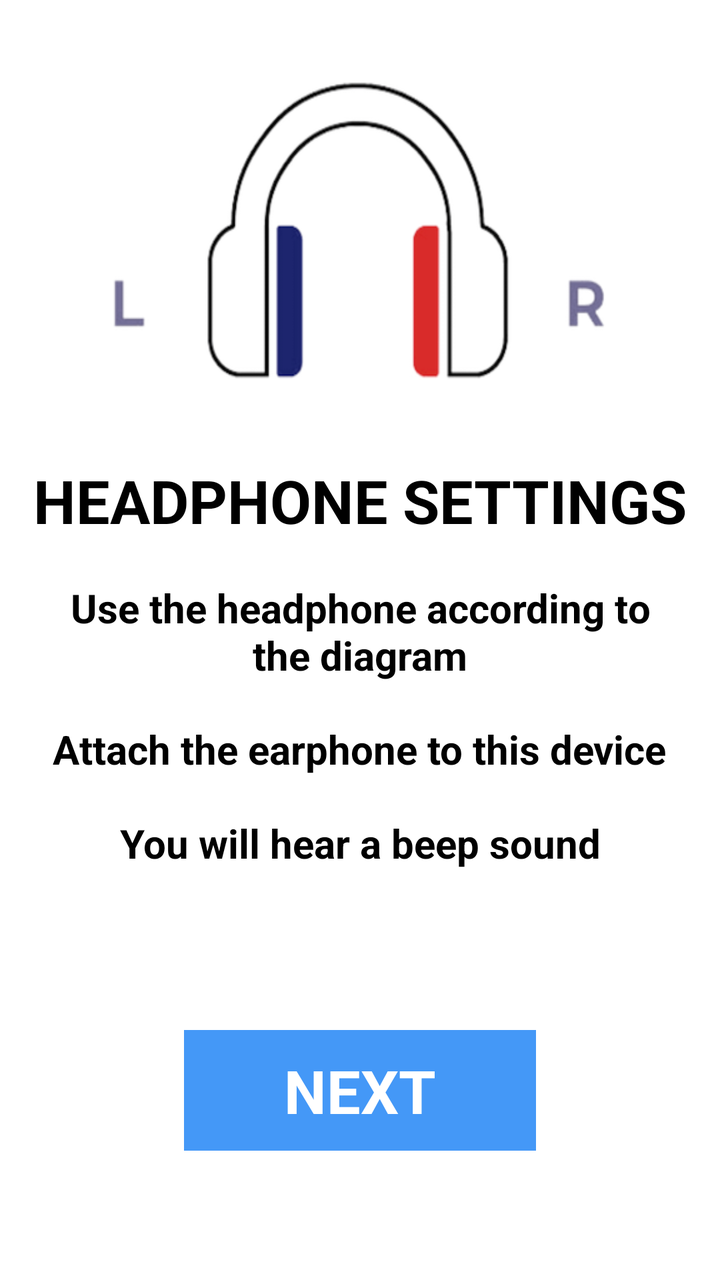
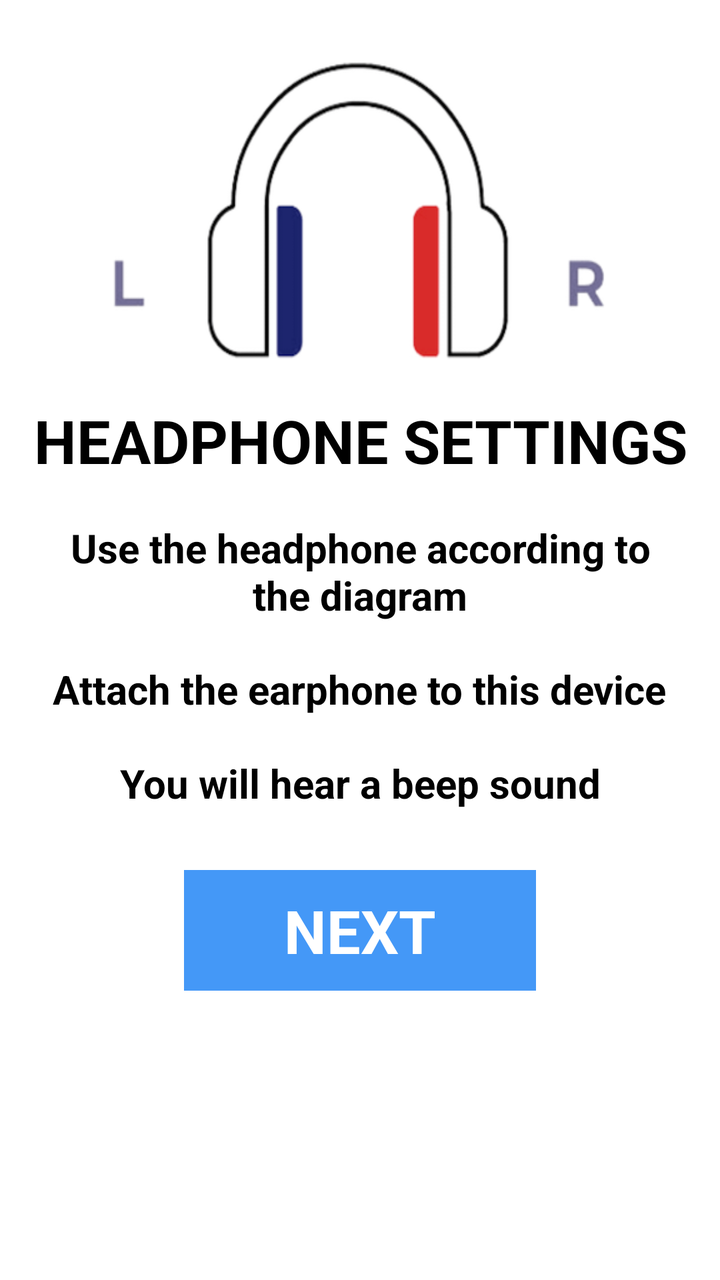

Before-and-after screenshots of an Android layout around one commit, followed by the original layout XML and the change that was made.
<!-- AndroidManifest.xml: application theme Theme.IAhead -->
<!-- res/layout/activity_headphonesetting.xml -->
<?xml version="1.0" encoding="utf-8"?>
<RelativeLayout xmlns:android="http://schemas.android.com/apk/res/android"
    android:layout_width="match_parent"
    android:layout_height="match_parent">

    <LinearLayout
        android:layout_width="match_parent"
        android:layout_height="match_parent"
        android:orientation="vertical">

    <ImageView
        android:layout_gravity="center_horizontal"
        android:id="@+id/iv_setting"
        android:layout_marginTop="40dp"
        android:background="@drawable/setting"
        android:layout_width="250dp"
        android:layout_height="150dp"/>

    <TextView
        android:layout_width="wrap_content"
        android:layout_height="wrap_content"
        android:text="HEADPHONE SETTINGS"
        android:textStyle="bold"
        android:textSize="30dp"
        android:textColor="@color/black"
        android:layout_marginTop="40dp"
        android:layout_gravity="center_horizontal"/>

    <TextView
        android:textStyle="bold"
        android:gravity="center_horizontal"
        android:layout_width="wrap_content"
        android:layout_height="wrap_content"
        android:text="Use the headphone according to the diagram"
        android:textSize="20dp"
        android:layout_marginLeft="20dp"
        android:layout_marginRight="20dp"
        android:textColor="@color/black"
        android:layout_marginTop="20dp"
        android:layout_gravity="center_horizontal"/>

    <TextView
        android:textStyle="bold"
        android:gravity="center_horizontal"
        android:layout_width="wrap_content"
        android:layout_height="wrap_content"
        android:text="Attach the earphone to this device"
        android:textSize="20dp"
        android:layout_marginLeft="20dp"
        android:layout_marginRight="20dp"
        android:textColor="@color/black"
        android:layout_marginTop="20dp"
        android:layout_gravity="center_horizontal"/>

    <TextView
        android:textStyle="bold"
        android:gravity="center_horizontal"
        android:layout_width="wrap_content"
        android:layout_height="wrap_content"
        android:text="You will hear a beep sound"
        android:textSize="20dp"
        android:layout_marginLeft="20dp"
        android:layout_marginRight="20dp"
        android:textColor="@color/black"
        android:layout_marginTop="20dp"
        android:layout_gravity="center_horizontal"/>

    <LinearLayout
        android:id="@+id/ll_next"
        android:layout_marginTop="80dp"
        android:layout_gravity="center_horizontal"
        android:layout_width="wrap_content"
        android:layout_height="wrap_content"
        android:background="@color/buttonblue"
        android:orientation="horizontal">

        <TextView
            android:layout_marginRight="50dp"
            android:layout_marginLeft="50dp"
            android:layout_marginBottom="10dp"
            android:layout_marginTop="10dp"
            android:textStyle="bold"
            android:layout_width="wrap_content"
            android:layout_height="wrap_content"
            android:text="NEXT"
            android:textSize="30dp"
            android:textColor="@color/white"/>
    </LinearLayout>
    </LinearLayout>

    <ImageView
        android:visibility="gone"
        android:id="@+id/iv_alert"
        android:layout_centerVertical="true"
        android:layout_marginRight="50dp"
        android:layout_marginLeft="50dp"
        android:layout_width="match_parent"
        android:layout_height="300dp"
        android:background="@drawable/alert"/>
</RelativeLayout>
<!-- resources referenced by this layout -->
<resources>
  <color name="black">#FF000000</color>
  <color name="buttonblue">#4498f7</color>
  <color name="white">#FFFFFFFF</color>
  <!-- drawable alert: png bitmap (drawable, 91112 bytes) -->
  <!-- drawable setting: png bitmap (drawable, 31028 bytes) -->
  <style name="Theme.IAhead" parent="Theme.MaterialComponents.DayNight.NoActionBar">
          
          <item name="colorPrimary">@color/purple_500</item>
          <item name="colorPrimaryVariant">@color/purple_700</item>
          <item name="colorOnPrimary">@color/white</item>
          
          <item name="colorSecondary">@color/teal_200</item>
          <item name="colorSecondaryVariant">@color/teal_700</item>
          <item name="colorOnSecondary">@color/black</item>
          
          <item name="android:statusBarColor">?attr/colorPrimaryVariant</item>
          
      </style>
  <color name="purple_500">#FF6200EE</color>
  <color name="purple_700">#FF3700B3</color>
  <color name="teal_200">#FF03DAC5</color>
  <color name="teal_700">#FF018786</color>
</resources>

<!-- the commit's change to res/layout/activity_headphonesetting.xml (unified diff, before → after) -->
@@ -11,19 +11,20 @@
     <ImageView
         android:layout_gravity="center_horizontal"
         android:id="@+id/iv_setting"
-        android:layout_marginTop="40dp"
+        android:layout_marginTop="30dp"
         android:background="@drawable/setting"
         android:layout_width="250dp"
         android:layout_height="150dp"/>
 
     <TextView
+        android:gravity="center_horizontal"
         android:layout_width="wrap_content"
         android:layout_height="wrap_content"
         android:text="HEADPHONE SETTINGS"
         android:textStyle="bold"
         android:textSize="30dp"
         android:textColor="@color/black"
-        android:layout_marginTop="40dp"
+        android:layout_marginTop="20dp"
         android:layout_gravity="center_horizontal"/>
 
     <TextView
@@ -67,7 +68,7 @@
 
     <LinearLayout
         android:id="@+id/ll_next"
-        android:layout_marginTop="80dp"
+        android:layout_marginTop="30dp"
         android:layout_gravity="center_horizontal"
         android:layout_width="wrap_content"
         android:layout_height="wrap_content"
